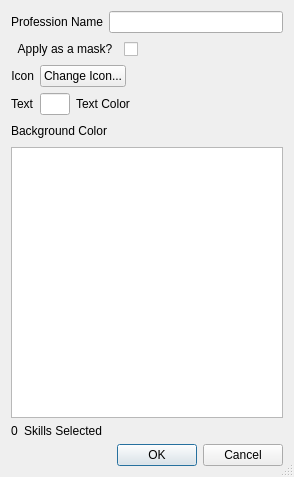
The window that ui/customprofession.ui (Dwarf-Therapist/Dwarf-Therapist) describes before a commit, drawn with Qt 5.
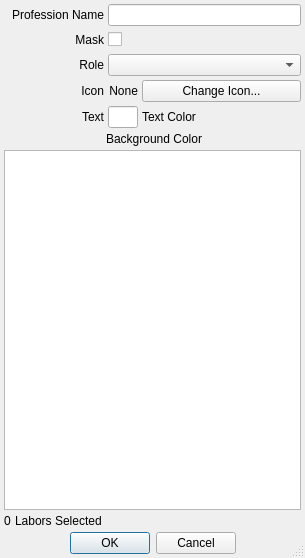
The same window after the commit. Icons and pictures are not drawn.

What changed in the file:
```diff
--- a/ui/customprofession.ui
+++ b/ui/customprofession.ui
@@ -6,8 +6,8 @@
    <rect>
     <x>0</x>
     <y>0</y>
-    <width>294</width>
-    <height>477</height>
+    <width>305</width>
+    <height>558</height>
    </rect>
   </property>
   <property name="windowTitle">
@@ -21,10 +21,37 @@
    <bool>true</bool>
   </property>
   <layout class="QVBoxLayout" name="verticalLayout">
+   <property name="spacing">
+    <number>4</number>
+   </property>
+   <property name="leftMargin">
+    <number>4</number>
+   </property>
+   <property name="topMargin">
+    <number>4</number>
+   </property>
+   <property name="rightMargin">
+    <number>4</number>
+   </property>
+   <property name="bottomMargin">
+    <number>4</number>
+   </property>
    <item>
     <layout class="QHBoxLayout" name="horizontalLayout" stretch="1,2">
      <item>
       <widget class="QLabel" name="label">
+       <property name="minimumSize">
+        <size>
+         <width>100</width>
+         <height>0</height>
+        </size>
+       </property>
+       <property name="maximumSize">
+        <size>
+         <width>100</width>
+         <height>16777215</height>
+        </size>
+       </property>
        <property name="text">
         <string>Profession Name</string>
        </property>
@@ -43,41 +70,140 @@
    </item>
    <item>
     <layout class="QHBoxLayout" name="hlayout_mask">
+     <item>
+      <widget class="QLabel" name="lbl_mask">
+       <property name="minimumSize">
+        <size>
+         <width>100</width>
+         <height>20</height>
+        </size>
+       </property>
+       <property name="maximumSize">
+        <size>
+         <width>100</width>
+         <height>16777215</height>
+        </size>
+       </property>
+       <property name="toolTip">
+        <string>When applied as a mask other labors are not disabled.</string>
+       </property>
+       <property name="statusTip">
+        <string>When applied as a mask other labors are not disabled.</string>
+       </property>
+       <property name="whatsThis">
+        <string>When applied as a mask other labors are not disabled.</string>
+       </property>
+       <property name="text">
+        <string>Mask</string>
+       </property>
+       <property name="alignment">
+        <set>Qt::AlignRight|Qt::AlignTrailing|Qt::AlignVCenter</set>
+       </property>
+      </widget>
+     </item>
      <item>
       <widget class="QCheckBox" name="chk_mask">
+       <property name="minimumSize">
+        <size>
+         <width>0</width>
+         <height>0</height>
+        </size>
+       </property>
+       <property name="maximumSize">
+        <size>
+         <width>16777215</width>
+         <height>16777215</height>
+        </size>
+       </property>
+       <property name="toolTip">
+        <string>When applied as a mask other labors are not disabled.</string>
+       </property>
+       <property name="statusTip">
+        <string>When applied as a mask other labors are not disabled.</string>
+       </property>
+       <property name="whatsThis">
+        <string>When applied as a mask other labors are not disabled.</string>
+       </property>
        <property name="layoutDirection">
-        <enum>Qt::RightToLeft</enum>
+        <enum>Qt::LeftToRight</enum>
        </property>
        <property name="text">
-        <string>Apply as a mask?  </string>
+        <string/>
        </property>
       </widget>
      </item>
+    </layout>
+   </item>
+   <item>
+    <layout class="QHBoxLayout" name="h_layout_roles">
      <item>
-      <spacer name="hSpacer_mask">
-       <property name="orientation">
-        <enum>Qt::Horizontal</enum>
+      <widget class="QLabel" name="lbl_roles">
+       <property name="minimumSize">
+        <size>
+         <width>100</width>
+         <height>0</height>
+        </size>
        </property>
-       <property name="sizeHint" stdset="0">
+       <property name="maximumSize">
         <size>
-         <width>40</width>
-         <height>20</height>
+         <width>100</width>
+         <height>16777215</height>
         </size>
        </property>
-      </spacer>
+       <property name="toolTip">
+        <string>Choosing a role allows you to sort the column based on the selected role ratings.</string>
+       </property>
+       <property name="statusTip">
+        <string>Choosing a role allows you to sort the column based on the selected role ratings.</string>
+       </property>
+       <property name="whatsThis">
+        <string>Choosing a role allows you to sort the column based on the selected role ratings.</string>
+       </property>
+       <property name="text">
+        <string>Role</string>
+       </property>
+       <property name="alignment">
+        <set>Qt::AlignRight|Qt::AlignTrailing|Qt::AlignVCenter</set>
+       </property>
+      </widget>
+     </item>
+     <item>
+      <widget class="QComboBox" name="cb_roles">
+       <property name="minimumSize">
+        <size>
+         <width>150</width>
+         <height>0</height>
+        </size>
+       </property>
+       <property name="toolTip">
+        <string>Choosing a role allows you to sort the column based on the selected role ratings.</string>
+       </property>
+       <property name="statusTip">
+        <string>Choosing a role allows you to sort the column based on the selected role ratings.</string>
+       </property>
+       <property name="whatsThis">
+        <string>Choosing a role allows you to sort the column based on the selected role ratings.</string>
+       </property>
+      </widget>
      </item>
     </layout>
    </item>
    <item>
     <layout class="QHBoxLayout" name="hLayoutIcon">
      <item>
-      <widget class="QLabel" name="lbl_icon">
+      <widget class="QLabel" name="lbl_icon_title">
        <property name="minimumSize">
         <size>
-         <width>0</width>
+         <width>100</width>
          <height>0</height>
         </size>
        </property>
+       <property name="maximumSize">
+        <size>
+         <width>100</width>
+         <height>16777215</height>
+        </size>
+       </property>
        <property name="text">
         <string>Icon</string>
        </property>
@@ -86,6 +212,28 @@
        </property>
       </widget>
      </item>
+     <item>
+      <widget class="QLabel" name="lbl_icon">
+       <property name="minimumSize">
+        <size>
+         <width>30</width>
+         <height>0</height>
+        </size>
+       </property>
+       <property name="maximumSize">
+        <size>
+         <width>30</width>
+         <height>16777215</height>
+        </size>
+       </property>
+       <property name="text">
+        <string>None</string>
+       </property>
+       <property name="alignment">
+        <set>Qt::AlignRight|Qt::AlignTrailing|Qt::AlignVCenter</set>
+       </property>
+      </widget>
+     </item>
      <item>
       <widget class="QPushButton" name="btnIcon">
        <property name="text">
@@ -93,25 +241,24 @@
        </property>
       </widget>
      </item>
-     <item>
-      <spacer name="horizontalSpacer_4">
-       <property name="orientation">
-        <enum>Qt::Horizontal</enum>
-       </property>
-       <property name="sizeHint" stdset="0">
-        <size>
-         <width>40</width>
-         <height>20</height>
-        </size>
-       </property>
-      </spacer>
-     </item>
     </layout>
    </item>
    <item>
     <layout class="QHBoxLayout" name="hLayoutText">
      <item>
       <widget class="QLabel" name="lbl_prefix">
+       <property name="minimumSize">
+        <size>
+         <width>100</width>
+         <height>0</height>
+        </size>
+       </property>
+       <property name="maximumSize">
+        <size>
+         <width>100</width>
+         <height>16777215</height>
+        </size>
+       </property>
        <property name="toolTip">
         <string>These characters will be drawn over the icon in the grid.</string>
        </property>
@@ -124,6 +271,9 @@
        <property name="text">
         <string>Text</string>
        </property>
+       <property name="alignment">
+        <set>Qt::AlignRight|Qt::AlignTrailing|Qt::AlignVCenter</set>
+       </property>
       </widget>
      </item>
      <item>
@@ -155,19 +305,6 @@
        </property>
       </widget>
      </item>
-     <item>
-      <spacer name="horizontalSpacer_3">
-       <property name="orientation">
-        <enum>Qt::Horizontal</enum>
-       </property>
-       <property name="sizeHint" stdset="0">
-        <size>
-         <width>40</width>
-         <height>20</height>
-        </size>
-       </property>
-      </spacer>
-     </item>
     </layout>
    </item>
    <item>
@@ -177,6 +314,18 @@
      </property>
      <item>
       <widget class="QLabel" name="lbl_bg">
+       <property name="minimumSize">
+        <size>
+         <width>100</width>
+         <height>0</height>
+        </size>
+       </property>
+       <property name="maximumSize">
+        <size>
+         <width>100</width>
+         <height>16777215</height>
+        </size>
+       </property>
        <property name="text">
         <string>Background Color</string>
        </property>
@@ -185,19 +334,6 @@
        </property>
       </widget>
      </item>
-     <item>
-      <spacer name="horizontalSpacer_2">
-       <property name="orientation">
-        <enum>Qt::Horizontal</enum>
-       </property>
-       <property name="sizeHint" stdset="0">
-        <size>
-         <width>40</width>
-         <height>20</height>
-        </size>
-       </property>
-      </spacer>
-     </item>
     </layout>
    </item>
    <item>
@@ -220,6 +356,12 @@
     <layout class="QHBoxLayout" name="horizontalLayout_2" stretch="1,100">
      <item>
       <widget class="QLabel" name="lbl_skill_count">
+       <property name="sizePolicy">
+        <sizepolicy hsizetype="Minimum" vsizetype="Preferred">
+         <horstretch>0</horstretch>
+         <verstretch>0</verstretch>
+        </sizepolicy>
+       </property>
        <property name="text">
         <string>0</string>
        </property>
@@ -227,8 +369,14 @@
      </item>
      <item>
       <widget class="QLabel" name="lbl_selection_count">
+       <property name="sizePolicy">
+        <sizepolicy hsizetype="Expanding" vsizetype="Preferred">
+         <horstretch>0</horstretch>
+         <verstretch>0</verstretch>
+        </sizepolicy>
+       </property>
        <property name="text">
-        <string>Skills Selected</string>
+        <string>Labors Selected</string>
        </property>
       </widget>
      </item>
@@ -236,19 +384,6 @@
    </item>
    <item>
     <layout class="QHBoxLayout" name="horizontalLayout_3">
-     <item>
-      <spacer name="horizontalSpacer">
-       <property name="orientation">
-        <enum>Qt::Horizontal</enum>
-       </property>
-       <property name="sizeHint" stdset="0">
-        <size>
-         <width>40</width>
-         <height>20</height>
-        </size>
-       </property>
-      </spacer>
-     </item>
      <item>
       <widget class="QDialogButtonBox" name="buttonBox">
        <property name="orientation">
@@ -257,6 +392,9 @@
        <property name="standardButtons">
         <set>QDialogButtonBox::Cancel|QDialogButtonBox::Ok</set>
        </property>
+       <property name="centerButtons">
+        <bool>true</bool>
+       </property>
       </widget>
      </item>
     </layout>
```
